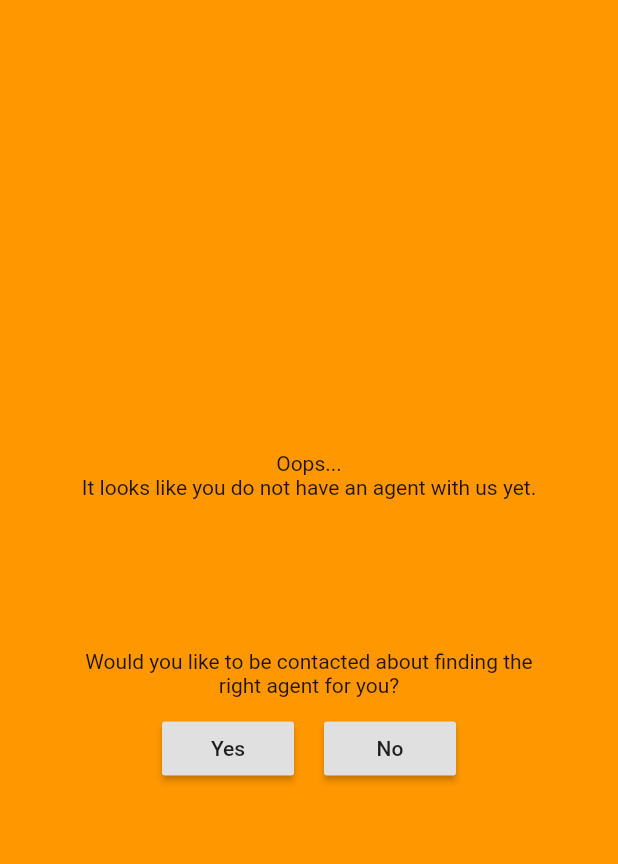
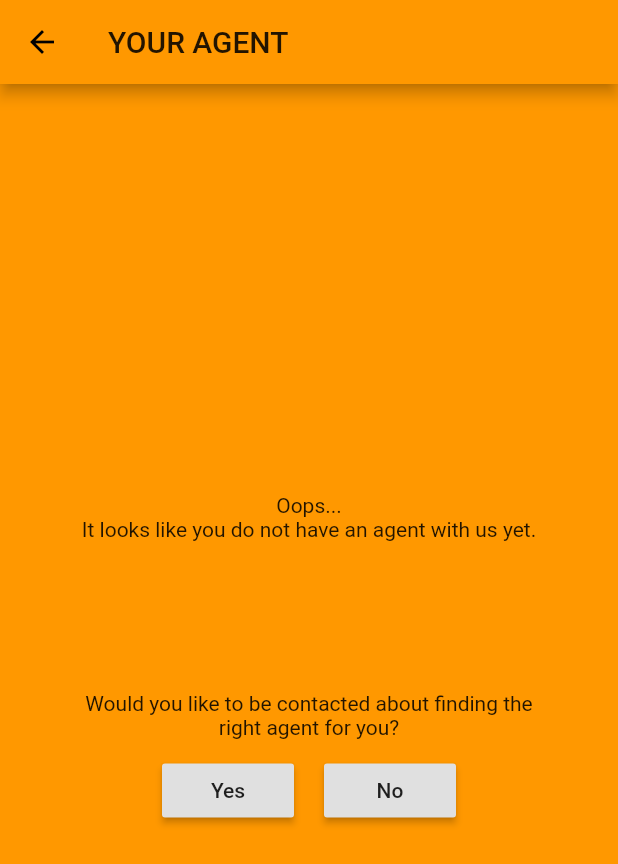
Before and after one commit to kochsj/RealRealty, a Flutter app: the MyAgentPage screen opened by its route, after a tap on "Yes", on a phone screen of 412 x 824 dp. Shown: the top 864 px of the screen. Run offline on Flutter 3.47's test engine with Material 2 defaults, Android fonts, the phone set to English and light mode, and no system bars; our stand-ins replace cloud_firestore, firebase_auth, flutter_spinkit, sqflite; accounts and stored records are empty.

Commit message:
agent to screen from database being populated

```diff
--- a/lib/services/firestore_db.dart
+++ b/lib/services/firestore_db.dart
@@ -22,14 +22,14 @@ class UserDatabaseService {
     return json.encode(dyn);
   }
 
-  Future updateUserData(User user) async {
+  Future updateUserData(UserData user) async {
     return await userCollection.document(uid).setData({
       "first_name": user.firstName,
       "last_name": user.lastName,
       "phone_number": user.phoneNumber,
       "email": user.email,
       "house": user.house,
-      "agent": agentToJson(user.agent),
+      "agent": user.agent != null ? agentToJson(user.agent) : null,
       "profile_picture": user.profilePicture,
     });
   }
--- a/lib/views/profile/my_agent.dart
+++ b/lib/views/profile/my_agent.dart
@@ -1,5 +1,6 @@
 import 'package:flutter/material.dart';
 import 'package:provider/provider.dart';
+import 'package:realtyapp/models/agent.dart';
 import 'package:realtyapp/models/user.dart';
 import 'package:realtyapp/services/firestore_db.dart';
 import 'package:realtyapp/shared_widgets/custom_nav_bar.dart';
@@ -12,17 +13,32 @@ class MyAgentPage extends StatelessWidget {
     return StreamBuilder<UserData>(
         stream: UserDatabaseService(uid: user.uid).userData,
         builder: (context, snapshot) {
+          UserData userData;
+          Agent agent;
+
           if (snapshot.hasData) {
-            UserData userData = snapshot.data;
+            userData = snapshot.data;
 
             if (snapshot.data.agent != null) {
+              agent = snapshot.data.agent;
+
               return Scaffold(
                 backgroundColor: Colors.orange,
-                body: ListView(
-                  children: <Widget>[
-                    Text("heres your agent")
-                  ]
+                appBar: AppBar(
+                  title: Text("YOUR AGENT"),
                 ),
+                body: Container(
+                  alignment: Alignment.center,
+                  padding: EdgeInsets.only(top: 80.0, bottom: 20.0),
+                  child: Column(
+                    children: <Widget>[
+                      Text("Name: ${agent.firstName} ${agent.lastName}"),
+                      Text("Phone: ${agent.phoneNumber}"),
+                      Text("Email: ${agent.email}"),
+                      Text("Company: ${agent.company}"),
+                    ],
+                  ),
+                )
               );
             }
           }
@@ -30,6 +46,9 @@ class MyAgentPage extends StatelessWidget {
           print("no data......");
           return Scaffold(
             backgroundColor: Colors.orange,
+            appBar: AppBar(
+              title: Text("YOUR AGENT"),
+            ),
             body: Container(
               padding: EdgeInsets.symmetric(vertical: 20.0, horizontal: 50.0),
               child: Center(
@@ -41,6 +60,7 @@ class MyAgentPage extends StatelessWidget {
                     SizedBox(height: 100.0,),
                     Text("Would you like to be contacted about finding the right agent for you?", style: TextStyle(), textAlign: TextAlign.center,),
                     SizedBox(height: 10.0,),
+//                    TODO: ask a few questions... what area do you want to live in? what are you looking for?
                     Container(
                       child: Row(
                         mainAxisAlignment: MainAxisAlignment.center,
@@ -48,6 +68,14 @@ class MyAgentPage extends StatelessWidget {
                           RaisedButton(
                             onPressed: () async {
                               print("yes");
+                              userData.agent = Agent(
+                                firstName: "Samantha",
+                                lastName: "TestCase",
+                                phoneNumber: "4258675309",
+                                email: "samantha@test.test",
+                                company: "Real Realty",
+                              );
+                              await UserDatabaseService(uid: userData.uid).updateUserData(userData);
                             },
                             child: Text("Yes",),
                           ), SizedBox(width: 20.0,),
```
Also changed, not shown: lib/services/auth.dart (+6 -1 lines), lib/views/home/profile.dart (+13 -2 lines).
